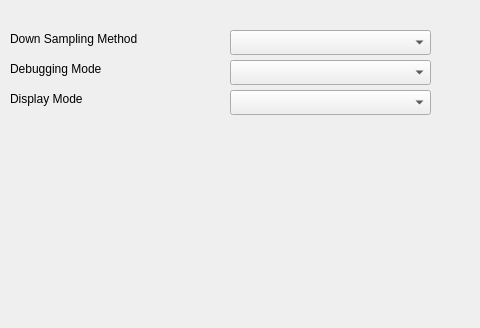
Qt form settingsdialog.ui (selaka-deemantha/Spectrum_Analyzer_User_Interface) before a commit; both pictures show x 0 to 480 and y 0 to 328 of the 806 by 640 pixel window.
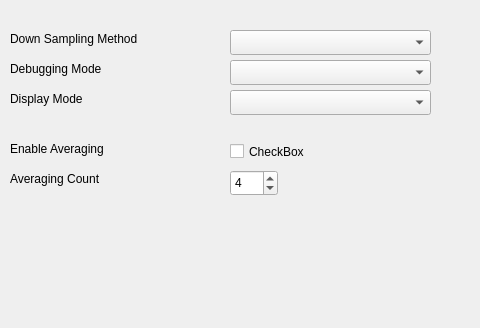
The same form after that commit.

Commit message: adding averaging part

```diff
--- a/settingsdialog.ui
+++ b/settingsdialog.ui
@@ -117,6 +117,58 @@
     <bool>false</bool>
    </property>
   </widget>
+  <widget class="QCheckBox" name="averagingCheckBox">
+   <property name="geometry">
+    <rect>
+     <x>230</x>
+     <y>140</y>
+     <width>92</width>
+     <height>23</height>
+    </rect>
+   </property>
+   <property name="text">
+    <string>CheckBox</string>
+   </property>
+  </widget>
+  <widget class="QLabel" name="label_4">
+   <property name="geometry">
+    <rect>
+     <x>10</x>
+     <y>140</y>
+     <width>171</width>
+     <height>17</height>
+    </rect>
+   </property>
+   <property name="text">
+    <string>Enable Averaging</string>
+   </property>
+  </widget>
+  <widget class="QSpinBox" name="averagingSpinBox">
+   <property name="geometry">
+    <rect>
+     <x>230</x>
+     <y>170</y>
+     <width>48</width>
+     <height>26</height>
+    </rect>
+   </property>
+   <property name="value">
+    <number>4</number>
+   </property>
+  </widget>
+  <widget class="QLabel" name="label_5">
+   <property name="geometry">
+    <rect>
+     <x>10</x>
+     <y>170</y>
+     <width>171</width>
+     <height>17</height>
+    </rect>
+   </property>
+   <property name="text">
+    <string>Averaging Count</string>
+   </property>
+  </widget>
  </widget>
  <resources/>
  <connections/>
```
The commit also changes 7 other files.
